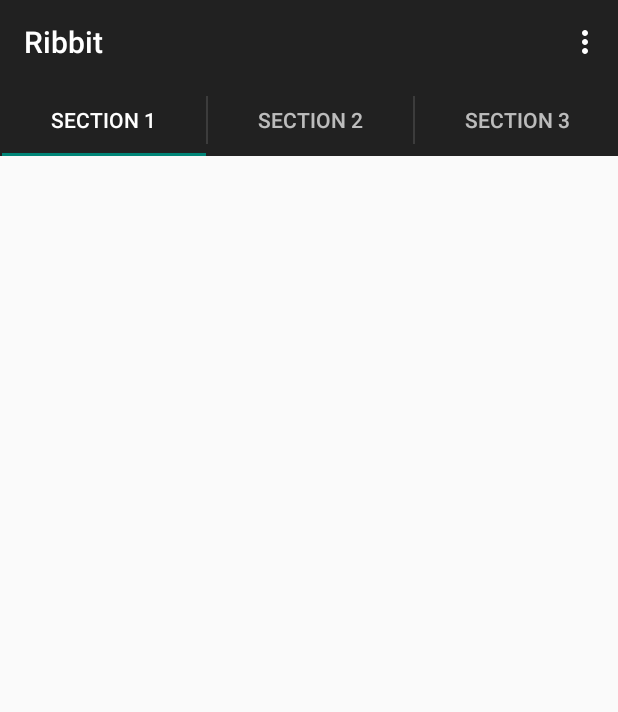
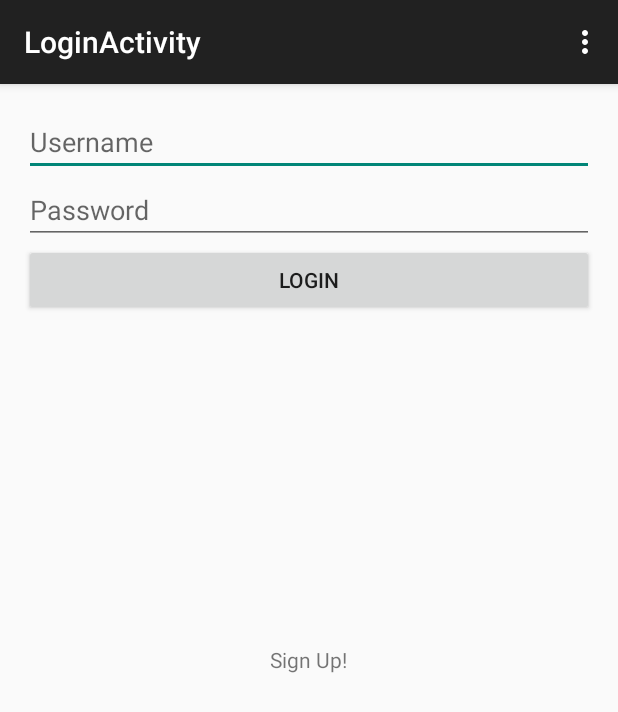
Before and after one commit to mikiebrenbren/Ribbit, an Android app: the screen it shows after launch (MainActivity before the commit, LoginActivity after it), on a phone screen of 412 x 824 dp. Shown: the top 712 px of the screen. Run offline under Robolectric (Android 15) with nearby library versions, the phone set to English and light mode, and no system bars.

Commit message:
Added a signup activity, added a login activity, formated their respective layout.xml files

```diff
--- /dev/null
+++ b/app/src/main/java/veechie/mikiebrenbren/com/ribbit/LoginActivity.java
@@ -0,0 +1,52 @@
+package veechie.mikiebrenbren.com.ribbit;
+
+import android.content.Intent;
+import android.support.v7.app.ActionBarActivity;
+import android.os.Bundle;
+import android.view.Menu;
+import android.view.MenuItem;
+import android.view.View;
+import android.widget.TextView;
+
+
+public class LoginActivity extends ActionBarActivity {
+
+    protected TextView mSignUpTextView;
+    @Override
+    protected void onCreate(Bundle savedInstanceState) {
+        super.onCreate(savedInstanceState);
+        setContentView(R.layout.activity_login);
+
+        mSignUpTextView = (TextView) findViewById(R.id.signup_text);
+        mSignUpTextView.setOnClickListener(new View.OnClickListener() {
+            @Override
+            public void onClick(View v) {
+                Intent intent = new Intent(LoginActivity.this, SignUpActivity.class);
+                startActivity(intent);
+            }
+        });
+    }
+
+
+    @Override
+    public boolean onCreateOptionsMenu(Menu menu) {
+        // Inflate the menu; this adds items to the action bar if it is present.
+        getMenuInflater().inflate(R.menu.menu_login, menu);
+        return true;
+    }
+
+    @Override
+    public boolean onOptionsItemSelected(MenuItem item) {
+        // Handle action bar item clicks here. The action bar will
+        // automatically handle clicks on the Home/Up button, so long
+        // as you specify a parent activity in AndroidManifest.xml.
+        int id = item.getItemId();
+
+        //noinspection SimplifiableIfStatement
+        if (id == R.id.action_settings) {
+            return true;
+        }
+
+        return super.onOptionsItemSelected(item);
+    }
+}
--- a/app/src/main/java/veechie/mikiebrenbren/com/ribbit/MainActivity.java
+++ b/app/src/main/java/veechie/mikiebrenbren/com/ribbit/MainActivity.java
@@ -1,5 +1,6 @@
 package veechie.mikiebrenbren.com.ribbit;
 
+import android.content.Intent;
 import android.os.Bundle;
 import android.support.v4.app.Fragment;
 import android.support.v4.app.FragmentManager;
@@ -38,6 +39,9 @@ public class MainActivity extends ActionBarActivity implements ActionBar.TabList
     protected void onCreate(Bundle savedInstanceState) {
         super.onCreate(savedInstanceState);
         setContentView(R.layout.activity_main);
+
+        Intent intent = new Intent(this, LoginActivity.class);
+        startActivity(intent);
 
         // Set up the action bar.
         final ActionBar actionBar = getSupportActionBar();
--- /dev/null
+++ b/app/src/main/res/layout/activity_login.xml
@@ -0,0 +1,51 @@
+<RelativeLayout xmlns:android="http://schemas.android.com/apk/res/android"
+                xmlns:tools="http://schemas.android.com/tools"
+                android:layout_width="match_parent"
+                android:layout_height="match_parent"
+                android:paddingLeft="@dimen/activity_horizontal_margin"
+                android:paddingRight="@dimen/activity_horizontal_margin"
+                android:paddingTop="@dimen/activity_vertical_margin"
+                android:paddingBottom="@dimen/activity_vertical_margin"
+                tools:context="veechie.mikiebrenbren.com.ribbit.LoginActivity">
+
+    <EditText
+        android:layout_width="match_parent"
+        android:layout_height="wrap_content"
+        android:id="@+id/usernameField"
+        android:layout_alignParentTop="true"
+        android:layout_alignParentLeft="true"
+        android:layout_alignParentStart="true"
+        android:hint="@string/username_hint" />
+
+    <requestFocus/>
+    <!--//puts cursor on the username textview-->
+
+
+    <EditText
+        android:layout_width="match_parent"
+        android:layout_height="wrap_content"
+        android:inputType="textPassword"
+        android:ems="10"
+        android:id="@+id/passwordField"
+        android:layout_below="@+id/usernameField"
+        android:layout_alignParentLeft="true"
+        android:layout_alignParentStart="true"
+        android:hint="@string/password_hint"/>
+
+    <Button
+        android:layout_width="match_parent"
+        android:layout_height="wrap_content"
+        android:id="@+id/login_button"
+        android:layout_below="@+id/passwordField"
+        android:layout_alignParentLeft="true"
+        android:layout_alignParentStart="true"
+        android:text="@string/login_button"/>
+
+    <TextView
+        android:layout_width="wrap_content"
+        android:layout_height="wrap_content"
+        android:text="@string/singup_text"
+        android:id="@+id/signup_text"
+        android:layout_centerVertical="true"
+        android:layout_centerHorizontal="true"/>
+</RelativeLayout>
--- /dev/null
+++ b/app/src/main/res/menu/menu_login.xml
@@ -0,0 +1,9 @@
+<menu xmlns:android="http://schemas.android.com/apk/res/android"
+      xmlns:app="http://schemas.android.com/apk/res-auto"
+      xmlns:tools="http://schemas.android.com/tools"
+      tools:context="veechie.mikiebrenbren.com.ribbit.LoginActivity">
+    <item android:id="@+id/action_settings"
+          android:title="@string/action_settings"
+          android:orderInCategory="100"
+          app:showAsAction="never"/>
+</menu>
--- a/app/src/main/res/values/strings.xml
+++ b/app/src/main/res/values/strings.xml
@@ -7,5 +7,13 @@
     <string name="title_section3">Section 3</string>
     <string name="hello_world">Hello world!</string>
     <string name="action_settings">Settings</string>
+    <string name="title_activity_login">LoginActivity</string>
+    <string name="username_hint">Username</string>
+    <string name="password_hint">Password</string>
+    <string name="login_button">Login</string>
+    <string name="singup_text">Sign Up!</string>
+    <string name="title_activity_sign_up">SignUpActivity</string>
+    <string name="email_hint">Email</string>
+    <string name="signup_button_label">Sign Up</string>
 
 </resources>
```
Also changed, not shown: app/src/main/AndroidManifest.xml (+12 -3 lines), app/src/main/java/veechie/mikiebrenbren/com/ribbit/SignUpActivity.java (added, +39 -0 lines), app/src/main/res/layout/activity_sign_up.xml (added, +52 -0 lines), app/src/main/res/menu/menu_sign_up.xml (added, +9 -0 lines).
